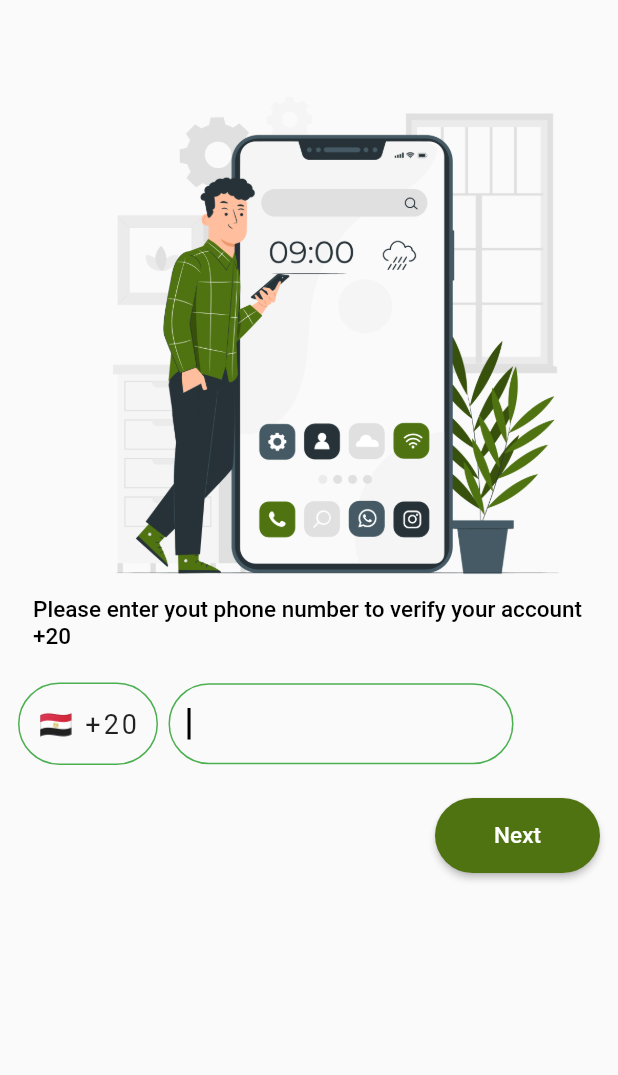
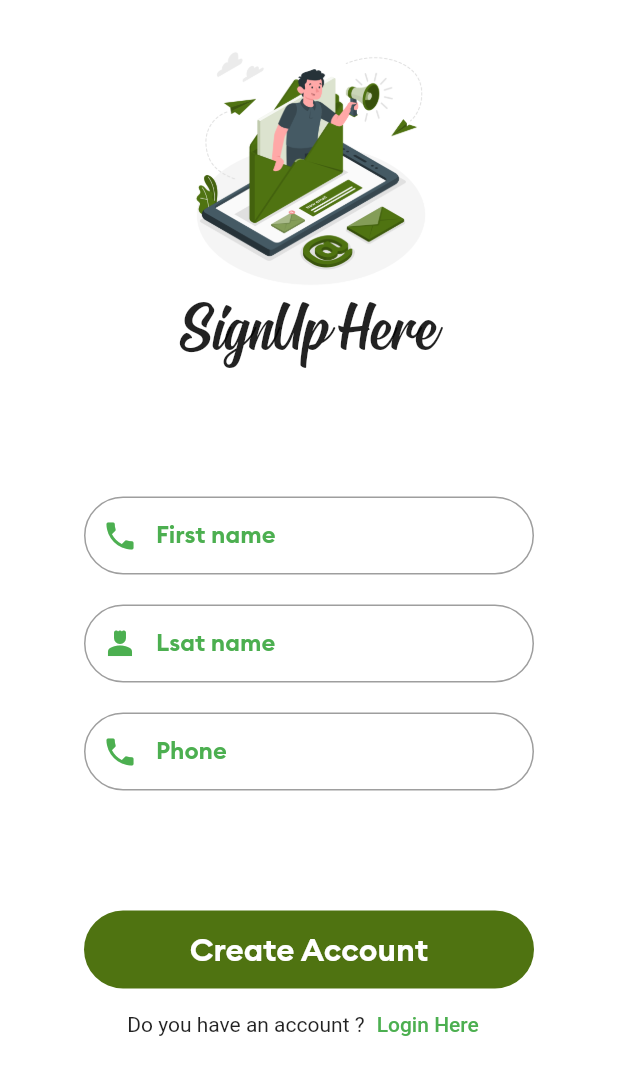
Before and after one commit to elTeam123/graProject, a Flutter app: the UserProvider screen opened directly, after a tap on "User", on a phone screen of 412 x 824 dp. Shown: the top 1075 px of the screen. Run offline on Flutter 3.47's test engine with Material 2 defaults, Android fonts, the phone set to English and light mode, and no system bars; our stand-ins replace firebase_auth, firebase_core, firebase_database, firebase_storage, fluttertoast, google_maps_flutter and 2 more; accounts and stored records are empty; network calls fail.

Commit message:
اضافة الاسم فى تسجيل دخول العميل

```diff
--- /dev/null
+++ b/onroad 2/lib/authenticatio/user/signup_user.dart
@@ -0,0 +1,278 @@
+import 'package:firebase_auth/firebase_auth.dart';
+import 'package:firebase_database/firebase_database.dart';
+import 'package:flutter/material.dart';
+import 'package:fluttertoast/fluttertoast.dart';
+import 'package:onroad/authenticatio/provider/login_screen_provider.dart';
+import 'package:onroad/mainScreens/main_screens.dart';
+
+class SignUpScreenUser extends StatefulWidget {
+  const SignUpScreenUser({super.key});
+
+  @override
+  State<SignUpScreenUser> createState() => _SignUpScreenUser();
+}
+
+class _SignUpScreenUser extends State<SignUpScreenUser> {
+  final databaseReference = FirebaseDatabase.instance.ref();
+  final _firstNameController = TextEditingController();
+  final _lastNameController = TextEditingController();
+  final _phoneNumberController = TextEditingController();
+  var formKey = GlobalKey<FormState>();
+
+  validateForm() {
+    if (_firstNameController.text.length < 3) {
+      Fluttertoast.showToast(msg: "name must be at least 3 Characters.");
+    } else if (_lastNameController.text.length < 3) {
+      Fluttertoast.showToast(msg: "name must be at least 3 Characters.");
+    } else if (_phoneNumberController.text.isEmpty) {
+      Fluttertoast.showToast(msg: "Phone Number is required.");
+    } else {
+      _saveData();
+      Navigator.push(
+          context, MaterialPageRoute(builder: (c) => const MainScreen()));
+    }
+  }
+
+  void _saveData() {
+    String firstName = _firstNameController.text;
+    String lastName = _lastNameController.text;
+    String phoneNumber = _phoneNumberController.text;
+
+    databaseReference.child("users").push().set({
+      'first_name': firstName,
+      'last_name': lastName,
+      'phone_number': phoneNumber
+    }).then((value) => {
+          _firstNameController.clear(),
+          _lastNameController.clear(),
+          _phoneNumberController.clear(),
+        });
+  }
+
+  void user() {}
+
+  @override
+  Widget build(BuildContext context) {
+    return Scaffold(
+      backgroundColor: Colors.white,
+      body: Padding(
+        padding: const EdgeInsets.all(
+          15.0,
+        ),
+        child: SingleChildScrollView(
+          child: Form(
+            key: formKey,
+            child: Column(
+              children: [
+                const Padding(
+                  padding: EdgeInsets.only(top: 10),
+                  child: Image(
+                    height: 170.0,
+                    image: AssetImage(
+                      'images/signup.png',
+                    ),
+                  ),
+                ),
+                const Text(
+                  'SignUp Here',
+                  style: TextStyle(
+                    fontFamily: 'Signatra',
+                    fontSize: 50,
+                  ),
+                ),
+
+                const SizedBox(
+                  height: 3.0,
+                ),
+
+
+                const SizedBox(
+                  height: 80.0,
+                ),
+
+                SizedBox(
+                  height: 52.0,
+                  width: 300.0,
+                  child: TextFormField(
+                    controller: _firstNameController,
+                    keyboardType: TextInputType.name,
+                    validator: (value) {
+                      if (value!.isEmpty) {
+                        return 'First name must not be empty';
+                      }
+                      return null;
+                    },
+                    decoration: InputDecoration(
+                      labelText: 'First name',
+                      labelStyle: (const TextStyle(
+                        fontFamily: 'Brand Bold',
+                        color: Colors.green,
+                      )),
+                      prefixIcon: const Icon(
+                        Icons.phone,
+                        color: Colors.green,
+                      ),
+                      border: OutlineInputBorder(
+
+                          borderRadius: BorderRadius.circular(30),
+                          borderSide:const BorderSide(
+                            color: Colors.green,
+
+                          )
+                      ),
+                      focusedBorder:  OutlineInputBorder(
+
+                          borderRadius: BorderRadius.circular(30),
+                          borderSide:const BorderSide(
+                            color: Colors.green,
+
+                          )
+                      ),
+                    ),
+                  ),
+                ),
+
+                const SizedBox(
+                  height: 20.0,
+                ),
+
+                SizedBox(
+                  height: 52.0,
+                  width: 300.0,
+                  child: TextFormField(
+                    controller: _lastNameController,
+                    keyboardType: TextInputType.name,
+                    validator: (value) {
+                      if (value!.isEmpty) {
+                        return 'Last name must not be empty';
+                      }
+                      return null;
+                    },
+                    decoration: InputDecoration(
+                      labelText: 'Lsat name',
+                      labelStyle: (const TextStyle(
+                        fontFamily: 'Brand Bold',
+                        color: Colors.green,
+                      )),
+                      prefixIcon: const Icon(
+                        Icons.person_4,
+                        color: Colors.green,
+                      ),
+                      border: OutlineInputBorder(
+
+                          borderRadius: BorderRadius.circular(30),
+                          borderSide:const BorderSide(
+                            color: Colors.green,
+
+                          )
+                      ),
+                      focusedBorder:  OutlineInputBorder(
+
+                          borderRadius: BorderRadius.circular(30),
+                          borderSide:const BorderSide(
+                            color: Colors.green,
+
+                          )
+                      ),
+                    ),
+                  ),
+                ),
+
+                const SizedBox(
+                  height: 20.0,
+                ),
+                SizedBox(
+                  height: 52.0,
+                  width: 300.0,
+                  child: TextFormField(
+                    controller: _phoneNumberController,
+                    keyboardType: TextInputType.phone,
+                    validator: (value) {
+                      if (value!.isEmpty) {
+                        return 'Phone must not be empty';
+                      }
+                      return null;
+                    },
+                    decoration: InputDecoration(
+                      labelText: 'Phone',
+                      labelStyle: (const TextStyle(
+                        fontFamily: 'Brand Bold',
+                        color: Colors.green,
+                      )),
+                      prefixIcon: const Icon(
+                        Icons.phone,
+                        color: Colors.green,
+                      ),
+                      border: OutlineInputBorder(
+                        borderRadius: BorderRadius.circular(30),
+                        borderSide: const BorderSide(
+                          color: Colors.green,
+                        ),
+                      ),
+                      focusedBorder: OutlineInputBorder(
+                          borderRadius: BorderRadius.circular(30),
+                          borderSide: const BorderSide(
+                            color: Colors.green,
+                          )),
+                    ),
+                  ),
+                ),
+
+                const SizedBox(
+                  height: 80.0,
+                ),
+                Container(
+                  decoration: BoxDecoration(
+                    color: const Color.fromARGB(
+                      255,
+                      79,
+                      115,
+                      17,
+                    ),
+                    borderRadius: BorderRadius.circular(
+                      30.0,
+                    ),
+                  ),
+                  height: 52.0,
+                  width: 300.0,
+                  child: MaterialButton(
+                    onPressed: () {
+                      validateForm();
+                    },
+                    child: const Text(
+                      'Create Account',
+                      style: TextStyle(
+                        color: Colors.white,
+                        fontSize: 21.0,
+                        fontFamily: 'Brand Bold',
+                      ),
+                    ),
+                  ),
+                ),
+                Row(
+                  mainAxisAlignment: MainAxisAlignment.center,
+                  crossAxisAlignment: CrossAxisAlignment.center,
+                  children: [
+                    const Text('Do you have an account ?'),
+                    TextButton(
+                      onPressed: () {
+                        Navigator.push(context,
+                            MaterialPageRoute(builder: (c) => LoginScreen()));
+                      },
+                      child: const Text(
+                        'Login Here',
+                        style: TextStyle(
+                          color: Colors.green,
+                        ),
+                      ),
+                    ),
+                  ],
+                ),
+              ],
+            ),
+          ),
+        ),
+      ),
+    );
+  }
+}
--- a/onroad 2/lib/authenticatio/user/user_or_providr.dart
+++ b/onroad 2/lib/authenticatio/user/user_or_providr.dart
@@ -1,5 +1,6 @@
 import 'package:flutter/material.dart';
 import 'package:onroad/authenticatio/provider/signup_screen.dart';
+import 'package:onroad/authenticatio/user/signup_user.dart';
 import 'package:onroad/authenticatio/user/user_login.dart';
 
 
@@ -80,7 +81,7 @@ class _UserProviderState extends State<UserProvider> {
                     child: ElevatedButton(
                       onPressed: ()
                       {
-                         Navigator.push(context, MaterialPageRoute(builder: (c)=>  LogInPage()));
+                         Navigator.push(context, MaterialPageRoute(builder: (c)=>  const SignUpScreenUser()));
 
                       },
                        child: const Text(
@@ -106,7 +107,7 @@ class _UserProviderState extends State<UserProvider> {
                     child: ElevatedButton(
                       onPressed: ()
                       {
-                         Navigator.push(context, MaterialPageRoute(builder: (c)=> SignUpScreen()));
+                         Navigator.push(context, MaterialPageRoute(builder: (c)=> const SignUpScreen()));
                       },
                        child: const Text(
                         'Service',
--- a/onroad 2/lib/main.dart
+++ b/onroad 2/lib/main.dart
@@ -7,8 +7,8 @@ void main() async
     WidgetsFlutterBinding.ensureInitialized();
     await Firebase.initializeApp();
      runApp(
-      MyApp(
-        child:const MaterialApp(
+      const MyApp(
+        child:MaterialApp(
       debugShowCheckedModeBanner: false,
       home:MySplasScreen(),
 
@@ -21,7 +21,7 @@ class MyApp extends StatefulWidget
 
    final Widget? child;
 
-  MyApp({this.child});
+  const MyApp({super.key, this.child});
 
   static void restartApp(BuildContext context)
   {
--- a/onroad 2/lib/splashScreen/splash_Screen.dart
+++ b/onroad 2/lib/splashScreen/splash_Screen.dart
@@ -77,7 +77,7 @@ class _MySplasScreenState extends State<MySplasScreen> {
                  const SizedBox(
                   height: 150.0,
                  ),
-                Container(
+                SizedBox(
                   height: 50,
                   child: ElevatedButton.icon(
                     onPressed: ()
```
Also changed, not shown: onroad 2/lib/authenticatio/provider/login_screen_provider.dart (+49 -91 lines), onroad 2/lib/authenticatio/provider/signup_screen.dart (+27 -31 lines), onroad 2/lib/authenticatio/user/user_login.dart (+8 -8 lines).
